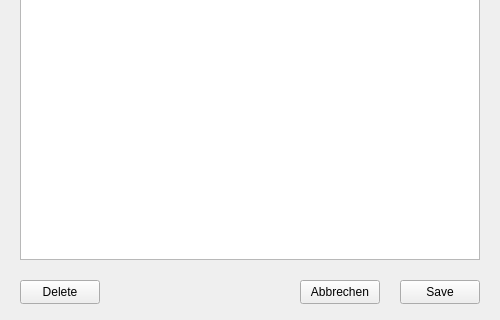
Above: ui/editwindow.ui from nhiasi/hiasNote before the change; both pictures show x 0 to 500 and y 180 to 500 of the 500 by 500 pixel window. Below: the same form after it.
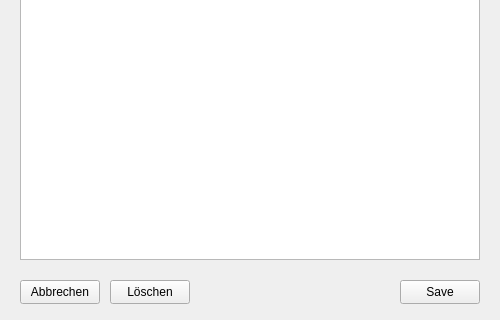
That is the form after the change. Icons and pictures are not drawn.

```diff
--- a/ui/editwindow.ui
+++ b/ui/editwindow.ui
@@ -46,14 +46,14 @@
   <widget class="QPushButton" name="pushButton_3">
    <property name="geometry">
     <rect>
-     <x>300</x>
+     <x>110</x>
      <y>460</y>
      <width>80</width>
      <height>24</height>
     </rect>
    </property>
    <property name="text">
-    <string>Abbrechen</string>
+    <string>Löschen</string>
    </property>
   </widget>
   <widget class="QPushButton" name="pushButton_4">
@@ -66,7 +66,7 @@
     </rect>
    </property>
    <property name="text">
-    <string>Delete</string>
+    <string>Abbrechen</string>
    </property>
   </widget>
   <widget class="QTextEdit" name="textEdit">
```
Left out of the diff: 2 changed lines with no effect on the pictures.
